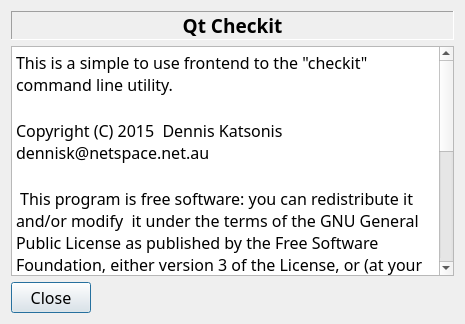
First picture: the form in about.ui, repository BoraxMan/checkitgui, before the edit.
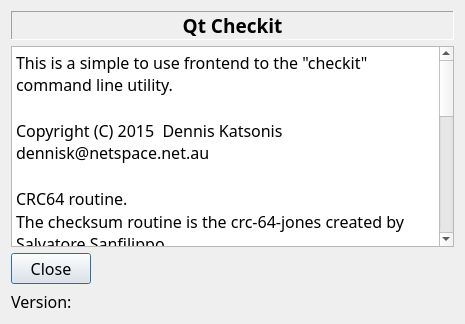
Second picture: the form after the edit.

The edit to the form file:
```diff
--- a/about.ui
+++ b/about.ui
@@ -62,6 +62,10 @@
 &lt;p style=&quot;-qt-paragraph-type:empty; margin-top:0px; margin-bottom:0px; margin-left:0px; margin-right:0px; -qt-block-indent:0; text-indent:0px;&quot;&gt;&lt;br /&gt;&lt;/p&gt;
 &lt;p style=&quot; margin-top:0px; margin-bottom:0px; margin-left:0px; margin-right:0px; -qt-block-indent:0; text-indent:0px;&quot;&gt;Copyright (C) 2015  Dennis Katsonis dennisk@netspace.net.au&lt;/p&gt;
 &lt;p style=&quot;-qt-paragraph-type:empty; margin-top:0px; margin-bottom:0px; margin-left:0px; margin-right:0px; -qt-block-indent:0; text-indent:0px;&quot;&gt;&lt;br /&gt;&lt;/p&gt;
+&lt;p style=&quot; margin-top:0px; margin-bottom:0px; margin-left:0px; margin-right:0px; -qt-block-indent:0; text-indent:0px;&quot;&gt;CRC64 routine.&lt;/p&gt;
+&lt;p style=&quot; margin-top:0px; margin-bottom:0px; margin-left:0px; margin-right:0px; -qt-block-indent:0; text-indent:0px;&quot;&gt;The checksum routine is the crc-64-jones created by Salvatore Sanfilippo.&lt;/p&gt;
+&lt;p style=&quot;-qt-paragraph-type:empty; margin-top:0px; margin-bottom:0px; margin-left:0px; margin-right:0px; -qt-block-indent:0; text-indent:0px;&quot;&gt;&lt;br /&gt;&lt;/p&gt;
+&lt;p style=&quot;-qt-paragraph-type:empty; margin-top:0px; margin-bottom:0px; margin-left:0px; margin-right:0px; -qt-block-indent:0; text-indent:0px;&quot;&gt;&lt;br /&gt;&lt;/p&gt;
 &lt;p style=&quot; margin-top:0px; margin-bottom:0px; margin-left:0px; margin-right:0px; -qt-block-indent:0; text-indent:0px;&quot;&gt; This program is free software: you can redistribute it and/or modify  it under the terms of the GNU General Public License as published by the Free Software Foundation, either version 3 of the License, or (at your option) any later version.&lt;/p&gt;
 &lt;p style=&quot;-qt-paragraph-type:empty; margin-top:0px; margin-bottom:0px; margin-left:0px; margin-right:0px; -qt-block-indent:0; text-indent:0px;&quot;&gt;&lt;br /&gt;&lt;/p&gt;
 &lt;p style=&quot; margin-top:0px; margin-bottom:0px; margin-left:0px; margin-right:0px; -qt-block-indent:0; text-indent:0px;&quot;&gt; This program is distributed in the hope that it will be useful, but WITHOUT ANY WARRANTY; without even the implied warranty of MERCHANTABILITY or FITNESS FOR A PARTICULAR PURPOSE.  See the GNU General Public License for more details.&lt;/p&gt;
@@ -71,6 +75,20 @@
      </property>
     </widget>
    </item>
+   <item row="3" column="0">
+    <widget class="QLabel" name="label_2">
+     <property name="text">
+      <string>Version:</string>
+     </property>
+    </widget>
+   </item>
+   <item row="3" column="1">
+    <widget class="QLabel" name="versionLabel">
+     <property name="text">
+      <string/>
+     </property>
+    </widget>
+   </item>
   </layout>
  </widget>
  <resources/>
```
